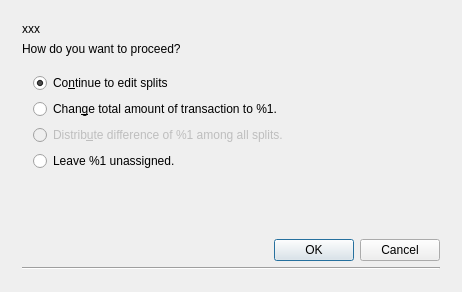
Above: kmymoney/dialogs/ksplitcorrectiondlg.ui from KDE/kmymoney before the change. Below: the same form after it.
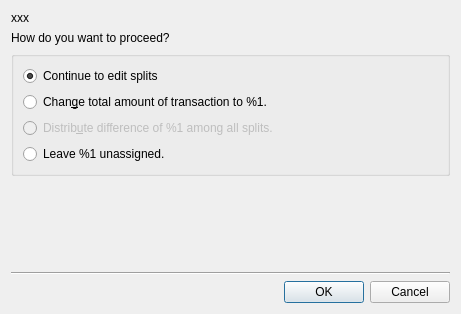
That is the form after the change.

Commit message:
Fix layout handling in split correction dialog
FIXED-IN: 5.0.9

```diff
--- a/kmymoney/dialogs/ksplitcorrectiondlg.ui
+++ b/kmymoney/dialogs/ksplitcorrectiondlg.ui
@@ -9,40 +9,15 @@
    <rect>
     <x>0</x>
     <y>0</y>
-    <width>462</width>
-    <height>292</height>
+    <width>461</width>
+    <height>314</height>
    </rect>
   </property>
-  <property name="minimumSize">
-   <size>
-    <width>80</width>
-    <height>0</height>
-   </size>
-  </property>
   <property name="windowTitle">
    <string>Correct splits</string>
   </property>
   <layout class="QVBoxLayout" name="verticalLayout_2">
    <item>
-    <layout class="QVBoxLayout">
-     <property name="spacing">
-      <number>6</number>
-     </property>
-     <property name="leftMargin">
-      <number>11</number>
-     </property>
-     <property name="topMargin">
-      <number>11</number>
-     </property>
-     <property name="rightMargin">
-      <number>11</number>
-     </property>
-     <property name="bottomMargin">
-      <number>11</number>
-     </property>
-     <item>
-      <layout class="QVBoxLayout">
-       <item>
         <widget class="QLabel" name="explanation">
          <property name="focusPolicy">
           <enum>Qt::NoFocus</enum>
@@ -64,35 +39,23 @@
           <string>How do you want to proceed?</string>
          </property>
          <property name="wordWrap">
-          <bool>false</bool>
+      <bool>true</bool>
          </property>
         </widget>
        </item>
        <item>
-        <widget class="QFrame" name="frame">
-         <property name="frameShape">
-          <enum>QFrame::NoFrame</enum>
-         </property>
-         <layout class="QVBoxLayout">
-          <property name="spacing">
-           <number>6</number>
-          </property>
-          <property name="leftMargin">
-           <number>11</number>
-          </property>
-          <property name="topMargin">
-           <number>11</number>
-          </property>
-          <property name="rightMargin">
-           <number>11</number>
-          </property>
-          <property name="bottomMargin">
-           <number>11</number>
-          </property>
+    <widget class="QGroupBox" name="frame">
+     <property name="title">
+      <string/>
+     </property>
+     <property name="flat">
+      <bool>true</bool>
+     </property>
+     <layout class="QVBoxLayout" name="verticalLayout">
           <item>
            <widget class="QRadioButton" name="continueBtn">
             <property name="text">
-             <string>Co&amp;ntinue to edit splits</string>
+         <string>Continue to edit splits</string>
             </property>
             <property name="checked">
              <bool>true</bool>
@@ -138,31 +101,19 @@
          </layout>
         </widget>
        </item>
-      </layout>
-     </item>
      <item>
-      <spacer name="spacer3">
+    <spacer name="verticalSpacer">
        <property name="orientation">
         <enum>Qt::Vertical</enum>
        </property>
-       <property name="sizeType">
-        <enum>QSizePolicy::Expanding</enum>
-       </property>
        <property name="sizeHint" stdset="0">
         <size>
          <width>20</width>
-         <height>41</height>
+       <height>40</height>
         </size>
        </property>
       </spacer>
      </item>
-     <item>
-      <widget class="QDialogButtonBox" name="buttonBox">
-       <property name="standardButtons">
-        <set>QDialogButtonBox::Cancel|QDialogButtonBox::Ok</set>
-       </property>
-      </widget>
-     </item>
      <item>
       <widget class="Line" name="line1">
        <property name="frameShape">
@@ -173,11 +124,35 @@
        </property>
       </widget>
      </item>
+   <item>
+    <layout class="QHBoxLayout" name="horizontalLayout">
+     <item>
+      <spacer name="horizontalSpacer">
+       <property name="orientation">
+        <enum>Qt::Horizontal</enum>
+       </property>
+       <property name="sizeHint" stdset="0">
+        <size>
+         <width>40</width>
+         <height>20</height>
+        </size>
+       </property>
+      </spacer>
+     </item>
+     <item>
+      <widget class="QDialogButtonBox" name="buttonBox">
+       <property name="orientation">
+        <enum>Qt::Horizontal</enum>
+       </property>
+       <property name="standardButtons">
+        <set>QDialogButtonBox::Cancel|QDialogButtonBox::Ok</set>
+       </property>
+      </widget>
+     </item>
     </layout>
    </item>
   </layout>
  </widget>
- <layoutdefault spacing="6" margin="11"/>
  <resources/>
  <connections>
   <connection>
```
Left out of the diff: 19 changed lines with no effect on the pictures. Lines whose indentation alone changed are shown as unchanged.
